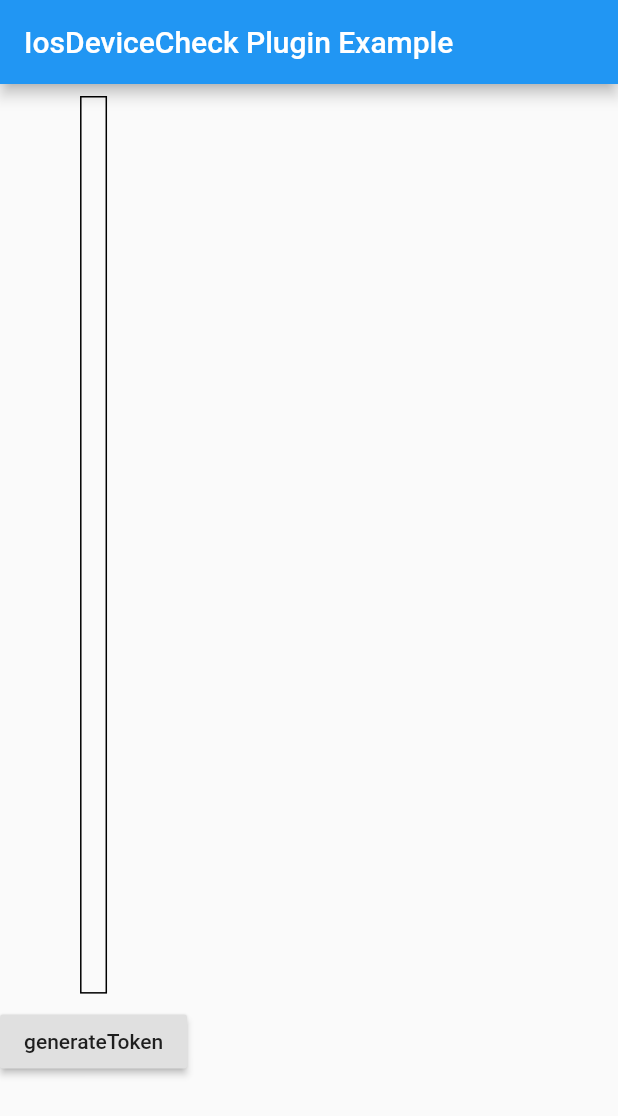
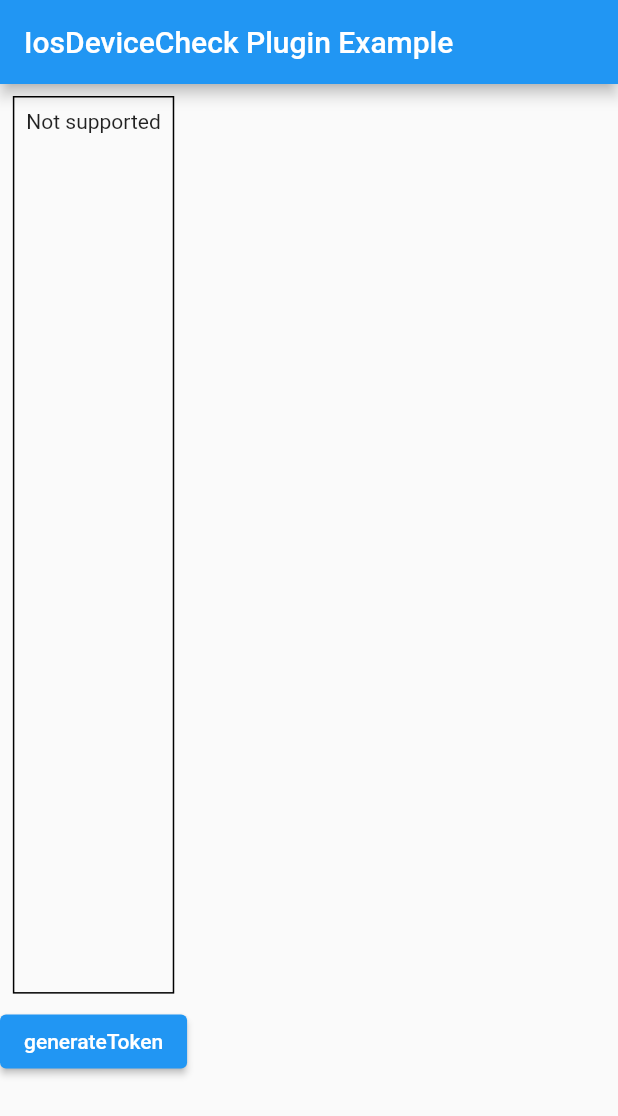
Before and after one commit to okadan/flutter-device-check, a Flutter app: the screen it shows after launch, on a phone screen of 412 x 824 dp. Shown: the top 1116 px of the screen. Run offline on Flutter 3.47's test engine with Material 2 defaults, Android fonts, the phone set to English and light mode, and no system bars.

Commit message:
Upgrade to null safety

```diff
--- a/example/lib/main.dart
+++ b/example/lib/main.dart
@@ -28,7 +28,8 @@ class MyAppState extends State<MyApp> {
       String token = await IosDeviceCheck.generateToken();
       setState(() => _result = token);
     } on PlatformException catch (e) {
-      setState(() => _result = '[Error]: ${e.code} / ${e.message} / ${e.details}');
+      setState(
+          () => _result = '[Error]: ${e.code} / ${e.message} / ${e.details}');
     }
   }
 
@@ -53,10 +54,9 @@ class MyAppState extends State<MyApp> {
                   ),
                 ),
               ),
-
               Flexible(
                 flex: 2,
-                child: RaisedButton(
+                child: ElevatedButton(
                   child: Text('generateToken'),
                   onPressed: _generateToken,
                 ),
--- a/example/pubspec.yaml
+++ b/example/pubspec.yaml
@@ -3,7 +3,7 @@ description: Demonstrates how to use the ios_device_check plugin.
 publish_to: 'none'
 
 environment:
-  sdk: ">=2.7.0 <3.0.0"
+  sdk: ">=2.12.0 <3.0.0"
 
 dependencies:
   flutter:
--- a/lib/ios_device_check.dart
+++ b/lib/ios_device_check.dart
@@ -11,13 +11,13 @@ class IosDeviceCheck {
 
   /// The value indicating whether the DeviceCheck API is available on the current device.
   static Future<bool> isSupported() async {
-    return _channel.invokeMethod('isSupported');
+    return _channel.invokeMethod('isSupported').then((value) => value!);
   }
 
   /// Generates a token that identifies the current device.
   ///
   /// Converted to string from NSData from ios platform using Base64-encoding.
   static Future<String> generateToken() async {
-    return _channel.invokeMethod('generateToken');
+    return _channel.invokeMethod('generateToken').then((value) => value!);
   }
 }
--- a/pubspec.yaml
+++ b/pubspec.yaml
@@ -1,11 +1,11 @@
 name: ios_device_check
 description: Flutter plugin for accessing the iOS DeviceCheck. Only supported on iOS 11.0 or newer.
-version: 1.3.0+1
+version: 2.0.0
 homepage: https://github.com/okadan/flutter-ios-device-check
 
 environment:
-  sdk: ">=2.7.0 <3.0.0"
-  flutter: ">=1.20.0 <2.0.0"
+  sdk: ">=2.12.0 <3.0.0"
+  flutter: ">=1.20.0"
 
 dependencies:
   flutter:
```
Also changed, not shown: 12 other files.
